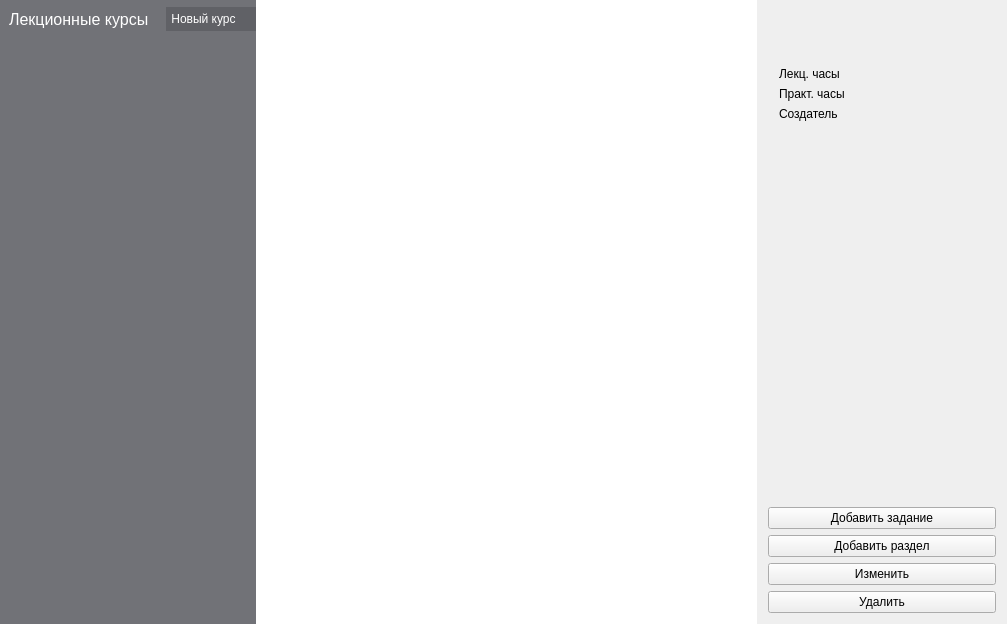
Rexagon/methodist, file app/windows/MainWindow.ui: the form before one commit.
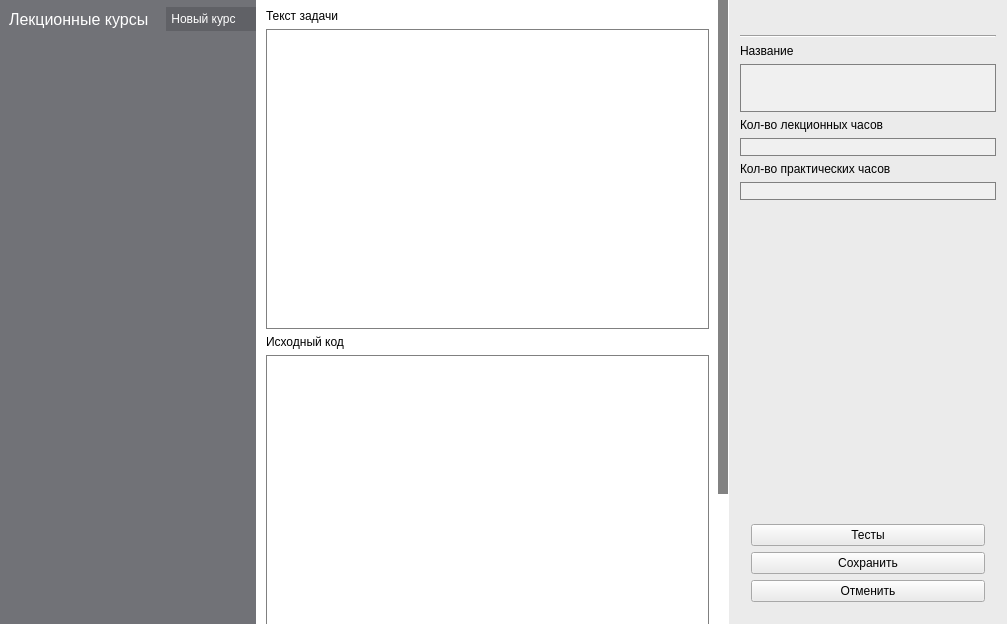
The form after the commit. The open tabs and pages were chosen to show the change.

Commit message: Added aditional windows

Patch:
```diff
--- a/app/windows/MainWindow.ui
+++ b/app/windows/MainWindow.ui
@@ -16,6 +16,11 @@
   <property name="autoFillBackground">
    <bool>false</bool>
   </property>
+  <property name="styleSheet">
+   <string notr="true">QMainWindow {
+	background-color: white;
+}</string>
+  </property>
   <widget class="QWidget" name="centralWidget">
    <property name="sizePolicy">
     <sizepolicy hsizetype="Maximum" vsizetype="Maximum">
@@ -51,7 +56,7 @@
        <enum>Qt::Horizontal</enum>
       </property>
       <property name="handleWidth">
-       <number>0</number>
+       <number>1</number>
       </property>
       <property name="childrenCollapsible">
        <bool>false</bool>
@@ -298,12 +303,12 @@
             <bool>true</bool>
            </property>
            <property name="handleWidth">
-            <number>0</number>
+            <number>1</number>
            </property>
            <property name="childrenCollapsible">
             <bool>false</bool>
            </property>
-           <widget class="QTreeView" name="courseTree">
+           <widget class="QStackedWidget" name="workspace">
             <property name="sizePolicy">
              <sizepolicy hsizetype="Expanding" vsizetype="Preferred">
               <horstretch>1</horstretch>
@@ -322,8 +327,66 @@
              </font>
             </property>
             <property name="styleSheet">
-             <string notr="true">QTreeView {
+             <string notr="true">QWidget {
+	background-color: white;
+	color: black;
+}
+
+QScrollBar:vertical {
+    border: 0px;
+    background-color:rgb(161, 161, 161);
+    width:10px;
+    margin: 0px;
+}
+
+QScrollBar::handle:vertical {
+	background: rgb(130, 130, 130);
+    min-height: 0px;
+}
+
+QScrollBar::add-page:vertical {
+	background: white;
+    height: 0px;
+    subcontrol-position: bottom;
+    subcontrol-origin: margin;
+}
+
+QScrollBar::sub-page:vertical {
+	background: white;
+    height: 0 px;
+    subcontrol-position: top;
+    subcontrol-origin: margin;
+}</string>
+            </property>
+            <widget class="QWidget" name="workspaceTree">
+             <layout class="QVBoxLayout" name="verticalLayout_6">
+              <property name="margin">
+               <number>0</number>
+              </property>
+              <item>
+               <widget class="QTreeView" name="courseTree">
+                <property name="sizePolicy">
+                 <sizepolicy hsizetype="Expanding" vsizetype="Preferred">
+                  <horstretch>1</horstretch>
+                  <verstretch>0</verstretch>
+                 </sizepolicy>
+                </property>
+                <property name="minimumSize">
+                 <size>
+                  <width>300</width>
+                  <height>0</height>
+                 </size>
+                </property>
+                <property name="font">
+                 <font>
+                  <pointsize>10</pointsize>
+                 </font>
+                </property>
+                <property name="styleSheet">
+                 <string notr="true">QTreeView {
 	outline: 0;
+	padding-top: 10px;
+	background-color: white;
 }
 
 QTreeView::item:hover {
@@ -335,55 +398,187 @@
     background: rgb(217, 217, 255);
 	border: 0px;
 	color: black;
+}</string>
+                </property>
+                <property name="frameShape">
+                 <enum>QFrame::NoFrame</enum>
+                </property>
+                <property name="frameShadow">
+                 <enum>QFrame::Plain</enum>
+                </property>
+                <property name="lineWidth">
+                 <number>0</number>
+                </property>
+                <property name="rootIsDecorated">
+                 <bool>false</bool>
+                </property>
+                <property name="wordWrap">
+                 <bool>true</bool>
+                </property>
+                <property name="expandsOnDoubleClick">
+                 <bool>false</bool>
+                </property>
+                <attribute name="headerVisible">
+                 <bool>false</bool>
+                </attribute>
+               </widget>
+              </item>
+             </layout>
+            </widget>
+            <widget class="QWidget" name="workspaceTask">
+             <property name="styleSheet">
+              <string notr="true"/>
+             </property>
+             <layout class="QVBoxLayout" name="verticalLayout_7">
+              <property name="leftMargin">
+               <number>9</number>
+              </property>
+              <property name="topMargin">
+               <number>0</number>
+              </property>
+              <property name="rightMargin">
+               <number>0</number>
+              </property>
+              <property name="bottomMargin">
+               <number>0</number>
+              </property>
+              <item>
+               <widget class="QScrollArea" name="scrollArea">
+                <property name="styleSheet">
+                 <string notr="true"/>
+                </property>
+                <property name="frameShape">
+                 <enum>QFrame::NoFrame</enum>
+                </property>
+                <property name="widgetResizable">
+                 <bool>true</bool>
+                </property>
+                <widget class="QWidget" name="scrollAreaWidgetContents">
+                 <property name="geometry">
+                  <rect>
+                   <x>0</x>
+                   <y>-166</y>
+                   <width>427</width>
+                   <height>790</height>
+                  </rect>
+                 </property>
+                 <property name="styleSheet">
+                  <string notr="true">QWidget {
+	background-color: white;
 }
 
-QScrollBar:vertical {
-    border: 0px;
-    background-color:rgb(161, 161, 161);
-    width:10px;
-    margin: 0px;
+QLineEdit, QPlainTextEdit, QTextEdit {
+	border: 1px solid gray;
+	border-radius: 0px;
+	background-color: white;
 }
 
-QScrollBar::handle:vertical {
-	background: rgb(130, 130, 130);
-    min-height: 0px;
-}
-
-QScrollBar::add-page:vertical {
-	background: white;
-    height: 0px;
-    subcontrol-position: bottom;
-    subcontrol-origin: margin;
-}
-
-QScrollBar::sub-page:vertical {
-	background: white;
-    height: 0 px;
-    subcontrol-position: top;
-    subcontrol-origin: margin;
+QPlainTextEdit::disabled, QTextEdit, QLineEdit::disabled {
+	background-color: white;
 }</string>
-            </property>
-            <property name="frameShape">
-             <enum>QFrame::NoFrame</enum>
-            </property>
-            <property name="frameShadow">
-             <enum>QFrame::Plain</enum>
-            </property>
-            <property name="lineWidth">
-             <number>0</number>
-            </property>
-            <property name="rootIsDecorated">
-             <bool>false</bool>
-            </property>
-            <property name="wordWrap">
-             <bool>true</bool>
-            </property>
-            <property name="expandsOnDoubleClick">
-             <bool>false</bool>
-            </property>
-            <attribute name="headerVisible">
-             <bool>false</bool>
-            </attribute>
+                 </property>
+                 <layout class="QGridLayout" name="gridLayout_7">
+                  <property name="leftMargin">
+                   <number>0</number>
+                  </property>
+                  <property name="topMargin">
+                   <number>9</number>
+                  </property>
+                  <property name="rightMargin">
+                   <number>9</number>
+                  </property>
+                  <property name="bottomMargin">
+                   <number>9</number>
+                  </property>
+                  <item row="3" column="0" colspan="2">
+                   <widget class="QTextEdit" name="taskEditSource">
+                    <property name="minimumSize">
+                     <size>
+                      <width>0</width>
+                      <height>300</height>
+                     </size>
+                    </property>
+                   </widget>
+                  </item>
+                  <item row="0" column="0">
+                   <widget class="QLabel" name="taskEditTextLabel">
+                    <property name="text">
+                     <string>Текст задачи</string>
+                    </property>
+                   </widget>
+                  </item>
+                  <item row="2" column="0">
+                   <widget class="QLabel" name="taskEditSourceLabel">
+                    <property name="text">
+                     <string>Исходный код</string>
+                    </property>
+                   </widget>
+                  </item>
+                  <item row="1" column="0" colspan="2">
+                   <widget class="QTextBrowser" name="taskEditText">
+                    <property name="minimumSize">
+                     <size>
+                      <width>0</width>
+                      <height>300</height>
+                     </size>
+                    </property>
+                    <property name="undoRedoEnabled">
+                     <bool>true</bool>
+                    </property>
+                    <property name="readOnly">
+                     <bool>false</bool>
+                    </property>
+                   </widget>
+                  </item>
+                  <item row="5" column="0" colspan="2">
+                   <widget class="QPlainTextEdit" name="taskEditInputPattern"/>
+                  </item>
+                  <item row="7" column="0" colspan="2">
+                   <widget class="QPlainTextEdit" name="taskEditOutputPattern"/>
+                  </item>
+                  <item row="4" column="0" colspan="2">
+                   <widget class="QLabel" name="taskEditInputPatternLabel">
+                    <property name="text">
+                     <string>Шаблон входных данных</string>
+                    </property>
+                   </widget>
+                  </item>
+                  <item row="6" column="0" colspan="2">
+                   <widget class="QLabel" name="taskEditOutputPatternLabel">
+                    <property name="text">
+                     <string>Шаблон выходных данных</string>
+                    </property>
+                   </widget>
+                  </item>
+                 </layout>
+                </widget>
+               </widget>
+              </item>
+             </layout>
+            </widget>
+            <widget class="QWidget" name="workspaceTests">
+             <layout class="QVBoxLayout" name="verticalLayout_9">
+              <property name="spacing">
+               <number>0</number>
+              </property>
+              <property name="margin">
+               <number>0</number>
+              </property>
+              <item>
+               <widget class="QTableView" name="testsTable">
+                <attribute name="horizontalHeaderDefaultSectionSize">
+                 <number>160</number>
+                </attribute>
+                <attribute name="horizontalHeaderMinimumSectionSize">
+                 <number>160</number>
+                </attribute>
+                <attribute name="horizontalHeaderStretchLastSection">
+                 <bool>true</bool>
+                </attribute>
+               </widget>
+              </item>
+             </layout>
+            </widget>
            </widget>
            <widget class="QWidget" name="infoPanel" native="true">
             <property name="sizePolicy">
@@ -404,24 +599,23 @@
               <height>16777215</height>
              </size>
             </property>
+            <property name="styleSheet">
+             <string notr="true">QWidget {
+	background-color: rgb(235, 235, 235);
+	color: black;
+}
+
+QLineEdit, QPlainTextEdit {
+	border: 1px solid gray;
+	border-radius: 0px;
+	background-color: white;
+}
+
+QPlainTextEdit::disabled, QLineEdit::disabled {
+	background-color: rgb(240, 240, 240);
+}</string>
+            </property>
             <layout class="QGridLayout" name="gridLayout_5">
-             <item row="5" column="0">
-              <widget class="QPushButton" name="addSectionButton">
-               <property name="text">
-                <string>Добавить раздел</string>
-               </property>
-              </widget>
-             </item>
-             <item row="6" column="0">
-              <widget class="QPushButton" name="editNodeButton">
-               <property name="enabled">
-                <bool>true</bool>
-               </property>
-               <property name="text">
-                <string>Изменить</string>
-               </property>
-              </widget>
-             </item>
              <item row="0" column="0">
               <widget class="QLabel" name="nodeType">
                <property name="font">
@@ -434,84 +628,190 @@
                </property>
               </widget>
              </item>
-             <item row="7" column="0">
-              <widget class="QPushButton" name="deleteNodeButton">
-               <property name="text">
-                <string>Удалить</string>
-               </property>
-              </widget>
-             </item>
-             <item row="1" column="0">
-              <widget class="QLabel" name="nodeTitle">
-               <property name="font">
-                <font>
-                 <pointsize>10</pointsize>
-                </font>
-               </property>
-               <property name="text">
-                <string/>
-               </property>
-               <property name="wordWrap">
-                <bool>true</bool>
-               </property>
-              </widget>
-             </item>
-             <item row="3" column="0">
-              <spacer name="verticalSpacer">
-               <property name="orientation">
-                <enum>Qt::Vertical</enum>
-               </property>
-               <property name="sizeHint" stdset="0">
-                <size>
-                 <width>20</width>
-                 <height>40</height>
-                </size>
-               </property>
-              </spacer>
-             </item>
              <item row="2" column="0">
               <widget class="QStackedWidget" name="infoPanelPages">
+               <property name="styleSheet">
+                <string notr="true"/>
+               </property>
                <widget class="QWidget" name="courseInfo">
-                <layout class="QFormLayout" name="formLayout">
-                 <item row="0" column="0">
-                  <widget class="QLabel" name="courseInfoLectureHoursLabel">
+                <layout class="QVBoxLayout" name="verticalLayout">
+                 <property name="margin">
+                  <number>0</number>
+                 </property>
+                 <item>
+                  <widget class="QLabel" name="courseEditNameLabel">
                    <property name="text">
-                    <string>Лекц. часы</string>
+                    <string>Название</string>
                    </property>
                   </widget>
                  </item>
-                 <item row="0" column="1">
-                  <widget class="QLabel" name="courseInfoLectureHours">
+                 <item>
+                  <widget class="QPlainTextEdit" name="courseEditName">
+                   <property name="enabled">
+                    <bool>false</bool>
+                   </property>
+                   <property name="minimumSize">
+                    <size>
+                     <width>0</width>
+                     <height>48</height>
+                    </size>
+                   </property>
+                   <property name="maximumSize">
+                    <size>
+                     <width>16777215</width>
+                     <height>48</height>
+                    </size>
+                   </property>
+                   <property name="frameShape">
+                    <enum>QFrame::NoFrame</enum>
+                   </property>
+                   <property name="readOnly">
+                    <bool>false</bool>
+                   </property>
+                  </widget>
+                 </item>
+                 <item>
+                  <widget class="QLabel" name="courseEditLectureHoursLabel">
                    <property name="text">
-                    <string/>
+                    <string>Кол-во лекционных часов</string>
                    </property>
                   </widget>
                  </item>
-                 <item row="1" column="0">
-                  <widget class="QLabel" name="courseInfoPracticeHoursLabel">
+                 <item>
+                  <widget class="QLineEdit" name="courseEditLectureHours">
+                   <property name="enabled">
+                    <bool>false</bool>
+                   </property>
+                   <property name="readOnly">
+                    <bool>false</bool>
+                   </property>
+                  </widget>
+                 </item>
+                 <item>
+                  <widget class="QLabel" name="courseEditPracticeHoursLabel">
                    <property name="text">
-                    <string>Практ. часы</string>
+                    <string>Кол-во практических часов</string>
                    </property>
                   </widget>
                  </item>
-                 <item row="1" column="1">
-                  <widget class="QLabel" name="courseInfoPracticeHours">
+                 <item>
+                  <widget class="QLineEdit" name="courseEditPracticeHours">
+                   <property name="enabled">
+                    <bool>false</bool>
+                   </property>
+                   <property name="readOnly">
+                    <bool>false</bool>
+                   </property>
+                  </widget>
+                 </item>
+                 <item>
+                  <spacer name="verticalSpacer">
+                   <property name="orientation">
+                    <enum>Qt::Vertical</enum>
+                   </property>
+                   <property name="sizeHint" stdset="0">
+                    <size>
+                     <width>20</width>
+                     <height>40</height>
+                    </size>
+                   </property>
+                  </spacer>
+                 </item>
+                </layout>
+               </widget>
+               <widget class="QWidget" name="sectionInfo">
+                <layout class="QVBoxLayout" name="verticalLayout_2">
+                 <property name="margin">
+                  <number>0</number>
+                 </property>
+                 <item>
+                  <widget class="QLabel" name="sectionEditNameLabel">
                    <property name="text">
                     <string/>
                    </property>
                   </widget>
                  </item>
-                 <item row="2" column="0">
-                  <widget class="QLabel" name="courseInfoCreatorLabel">
+                 <item>
+                  <widget class="QPlainTextEdit" name="sectionEditName">
+                   <property name="enabled">
+                    <bool>false</bool>
+                   </property>
+                   <property name="minimumSize">
+                    <size>
+                     <width>0</width>
+                     <height>48</height>
+                    </size>
+                   </property>
+                   <property name="maximumSize">
+                    <size>
+                     <width>16777215</width>
+                     <height>48</height>
+                    </size>
+                   </property>
+                   <property name="verticalScrollBarPolicy">
+                    <enum>Qt::ScrollBarAlwaysOff</enum>
+                   </property>
+                   <property name="horizontalScrollBarPolicy">
+                    <enum>Qt::ScrollBarAlwaysOff</enum>
+                   </property>
+                   <property name="readOnly">
+                    <bool>false</bool>
+                   </property>
+                  </widget>
+                 </item>
+                 <item>
+                  <spacer name="verticalSpacer_2">
+                   <property name="orientation">
+                    <enum>Qt::Vertical</enum>
+                   </property>
+                   <property name="sizeHint" stdset="0">
+                    <size>
+                     <width>20</width>
+                     <height>40</height>
+                    </size>
+                   </property>
+                  </spacer>
+                 </item>
+                </layout>
+               </widget>
+               <widget class="QWidget" name="taskInfo">
+                <layout class="QVBoxLayout" name="verticalLayout_3">
+                 <property name="margin">
+                  <number>0</number>
+                 </property>
+                 <item>
+                  <widget class="QLabel" name="taskEditNameLabel">
                    <property name="text">
-                    <string>Создатель</string>
+                    <string>Название</string>
                    </property>
                   </widget>
                  </item>
-                 <item row="2" column="1">
-                  <widget class="QLabel" name="courseInfoCreator">
+                 <item>
+                  <widget class="QPlainTextEdit" name="taskEditName">
+                   <property name="enabled">
+                    <bool>false</bool>
+                   </property>
+                   <property name="minimumSize">
+                    <size>
+                     <width>0</width>
+                     <height>48</height>
+                    </size>
+                   </property>
+                   <property name="maximumSize">
+                    <size>
+                     <width>16777215</width>
+                     <height>48</height>
+                    </size>
+                   </property>
+                   <property name="readOnly">
+                    <bool>false</bool>
+                   </property>
+                  </widget>
+                 </item>
+                 <item>
+                  <widget class="QLabel" name="taskEditScoreLabel">
                    <property name="text">
-                    <string/>
+                    <string>Кол-во баллов за задачу</string>
                    </property>
                   </widget>
                  </item>
@@ -521,13 +821,114 @@
                <widget class="QWidget" name="taskInfo"/>
               </widget>
              </item>
-             <item row="4" column="0">
-              <widget class="QPushButton" name="addTaskButton">
-               <property name="text">
-                <string>Добавить задание</string>
+             <item row="1" column="0">
+              <widget class="Line" name="line">
+               <property name="orientation">
+                <enum>Qt::Horizontal</enum>
                </property>
               </widget>
              </item>
+             <item row="3" column="0">
+              <widget class="QStackedWidget" name="infoPanelButtons">
+               <widget class="QWidget" name="readOnlyInfo">
+                <layout class="QVBoxLayout" name="verticalLayout_4">
+                 <item>
+                  <widget class="QPushButton" name="addTaskButton">
+                   <property name="text">
+                    <string>Добавить задание</string>
+                   </property>
+                  </widget>
+                 </item>
+                 <item>
+                  <widget class="QPushButton" name="addSectionButton">
+                   <property name="text">
+                    <string>Добавить раздел</string>
+                   </property>
+                  </widget>
+                 </item>
+                 <item>
+                  <widget class="QPushButton" name="editNodeButton">
+                   <property name="enabled">
+                    <bool>true</bool>
+                   </property>
+                   <property name="text">
+                    <string>Изменить</string>
+                   </property>
+                  </widget>
+                 </item>
+                 <item>
+                  <widget class="QPushButton" name="deleteNodeButton">
+                   <property name="text">
+                    <string>Удалить</string>
+                   </property>
+                  </widget>
+                 </item>
+                </layout>
+               </widget>
+               <widget class="QWidget" name="editInfo">
+                <layout class="QVBoxLayout" name="verticalLayout_5">
+                 <item>
+                  <spacer name="verticalSpacer_4">
+                   <property name="orientation">
+                    <enum>Qt::Vertical</enum>
+                   </property>
+                   <property name="sizeHint" stdset="0">
+                    <size>
+                     <width>20</width>
+                     <height>40</height>
+                    </size>
+                   </property>
+                  </spacer>
+                 </item>
+                 <item>
+                  <widget class="QPushButton" name="openTestsButton">
+                   <property name="text">
+                    <string>Тесты</string>
+                   </property>
+                  </widget>
+                 </item>
+                 <item>
+                  <widget class="QPushButton" name="acceptChangesButton">
+                   <property name="text">
+                    <string>Сохранить</string>
+                   </property>
+                  </widget>
+                 </item>
+                 <item>
+                  <widget class="QPushButton" name="rejectChangesButton">
+                   <property name="text">
+                    <string>Отменить</string>
+                   </property>
+                  </widget>
+                 </item>
+                </layout>
+               </widget>
+               <widget class="QWidget" name="testsEdit">
+                <layout class="QVBoxLayout" name="verticalLayout_8">
+                 <item>
+                  <spacer name="verticalSpacer_5">
+                   <property name="orientation">
+                    <enum>Qt::Vertical</enum>
+                   </property>
+                   <property name="sizeHint" stdset="0">
+                    <size>
+                     <width>20</width>
+                     <height>40</height>
+                    </size>
+                   </property>
+                  </spacer>
+                 </item>
+                 <item>
+                  <widget class="QPushButton" name="closeTestsButton">
+                   <property name="text">
+                    <string>Назад</string>
+                   </property>
+                  </widget>
+                 </item>
+                </layout>
+               </widget>
+              </widget>
+             </item>
             </layout>
            </widget>
           </widget>
@@ -535,100 +936,7 @@
         </layout>
        </widget>
        <widget class="QWidget" name="pageCourseEdit">
-        <layout class="QGridLayout" name="gridLayout_6">
-         <item row="8" column="0">
-          <spacer name="horizontalSpacer">
-           <property name="orientation">
-            <enum>Qt::Horizontal</enum>
-           </property>
-           <property name="sizeHint" stdset="0">
-            <size>
-             <width>40</width>
-             <height>20</height>
-            </size>
-           </property>
-          </spacer>
-         </item>
-         <item row="8" column="4">
-          <widget class="QPushButton" name="acceptCourseChangesButton">
-           <property name="text">
-            <string>Сохранить</string>
-           </property>
-          </widget>
-         </item>
-         <item row="8" column="1">
-          <widget class="QPushButton" name="rejectCourseChangesButton">
-           <property name="text">
-            <string>Отменить</string>
-           </property>
-          </widget>
-         </item>
-         <item row="0" column="0" colspan="5">
-          <widget class="QWidget" name="courseEdit" native="true">
-           <layout class="QVBoxLayout" name="verticalLayout">
-            <item>
-             <widget class="QLabel" name="courseEditNameLabel">
-              <property name="text">
-               <string>Название курса</string>
-              </property>
-             </widget>
-            </item>
-            <item>
-             <widget class="QLineEdit" name="courseEditName"/>
-            </item>
-            <item>
-             <spacer name="verticalSpacer_3">
-              <property name="orientation">
-               <enum>Qt::Vertical</enum>
-              </property>
-              <property name="sizeType">
-               <enum>QSizePolicy::Fixed</enum>
-              </property>
-              <property name="sizeHint" stdset="0">
-               <size>
-                <width>20</width>
-                <height>10</height>
-               </size>
-              </property>
-             </spacer>
-            </item>
-            <item>
-             <widget class="QLabel" name="courseEditLectureHoursLabel">
-              <property name="text">
-               <string>Количество лекционных часов</string>
-              </property>
-             </widget>
-            </item>
-            <item>
-             <widget class="QLineEdit" name="courseEditLectureHours"/>
-            </item>
-            <item>
-             <widget class="QLabel" name="courseEditPracticeHoursLabel">
-              <property name="text">
-               <string>Количество практических часов</string>
-              </property>
-             </widget>
-            </item>
-            <item>
-             <widget class="QLineEdit" name="courseEditPracticeHours"/>
-            </item>
-            <item>
-             <spacer name="verticalSpacer_2">
-              <property name="orientation">
-               <enum>Qt::Vertical</enum>
-              </property>
-              <property name="sizeHint" stdset="0">
-               <size>
-                <width>20</width>
-                <height>40</height>
-               </size>
-              </property>
-             </spacer>
-            </item>
-           </layout>
-          </widget>
-         </item>
-        </layout>
+        <layout class="QGridLayout" name="gridLayout_6"/>
        </widget>
       </widget>
      </widget>
```
Left out of the diff: 51 changed lines with no effect on the pictures. The commit also changes 10 other files.
